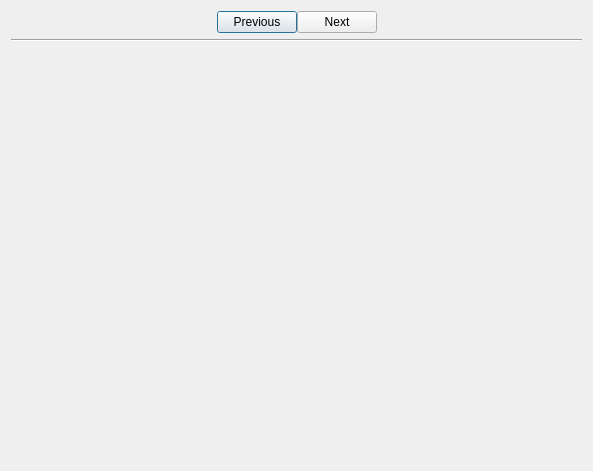
Before: the Qt Designer form ui/forbiddevdialog.ui in niuyuxin/touchScreen, drawn with Qt 5.
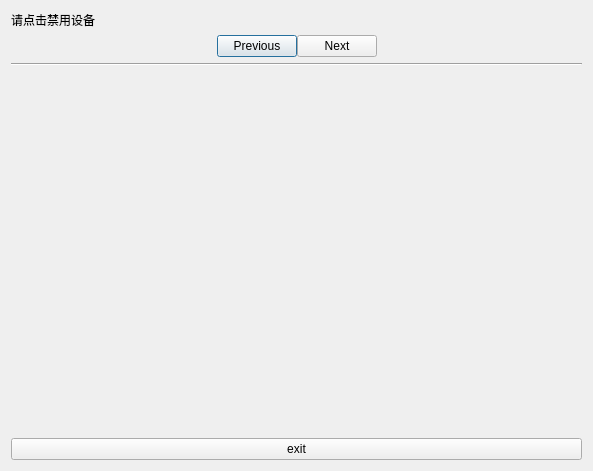
After: the same form once the commit is applied.

The edit to the form file:
```diff
--- a/ui/forbiddevdialog.ui
+++ b/ui/forbiddevdialog.ui
@@ -20,6 +20,13 @@
    <string>禁用设备列表</string>
   </property>
   <layout class="QVBoxLayout" name="verticalLayout">
+   <item>
+    <widget class="QLabel" name="tipsLabel">
+     <property name="text">
+      <string>请点击禁用设备</string>
+     </property>
+    </widget>
+   </item>
    <item>
     <layout class="QHBoxLayout" name="horizontalLayout">
      <property name="spacing">
@@ -105,6 +112,13 @@
      </property>
     </widget>
    </item>
+   <item>
+    <widget class="QPushButton" name="pushButton">
+     <property name="text">
+      <string>exit</string>
+     </property>
+    </widget>
+   </item>
   </layout>
  </widget>
  <resources/>
```
Left out of the diff: 19 changed lines with no effect on the pictures.
